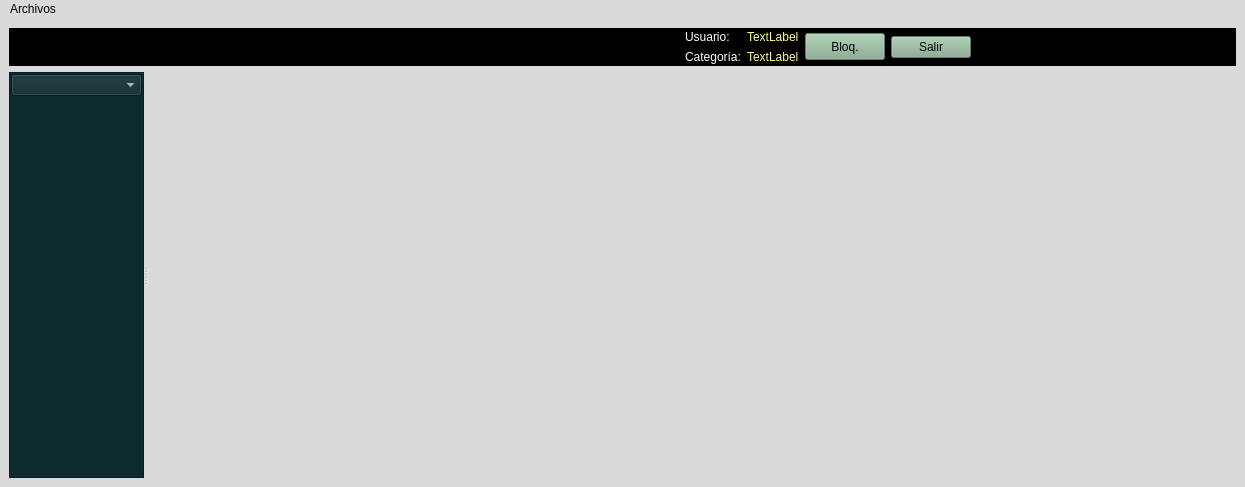
First picture: the form in mainwindow.ui, repository arcnexus/RedFoX, before the edit.
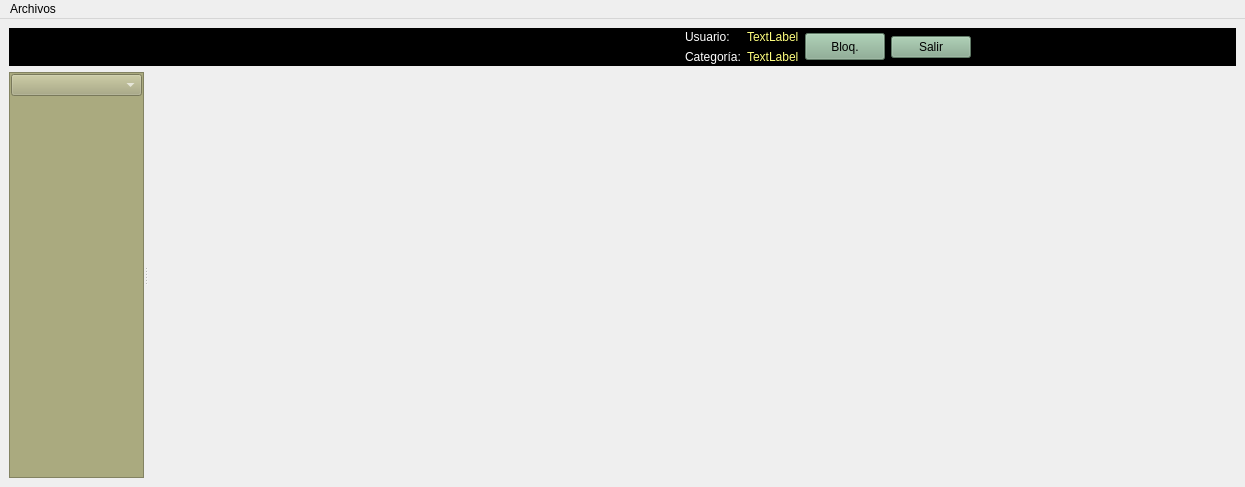
Second picture: the form after the edit. Icons and pictures are not drawn.

Patch:
```diff
--- a/mainwindow.ui
+++ b/mainwindow.ui
@@ -29,10 +29,6 @@
    <iconset resource="maya.qrc">
     <normaloff>:/Icons/PNG/NeuX.png</normaloff>:/Icons/PNG/NeuX.png</iconset>
   </property>
-  <property name="styleSheet">
-   <string notr="true">
-background-color: rgb(218, 218, 218);</string>
-  </property>
   <property name="iconSize">
    <size>
     <width>36</width>
@@ -579,7 +575,7 @@
         </size>
        </property>
        <property name="styleSheet">
-        <string notr="true">background-color: #0D2B2F;</string>
+        <string notr="true">background-color: rgb(170, 170, 127);</string>
        </property>
        <property name="frameShape">
         <enum>QFrame::StyledPanel</enum>
```
Left out of the diff: 4 changed lines with no effect on the pictures.
